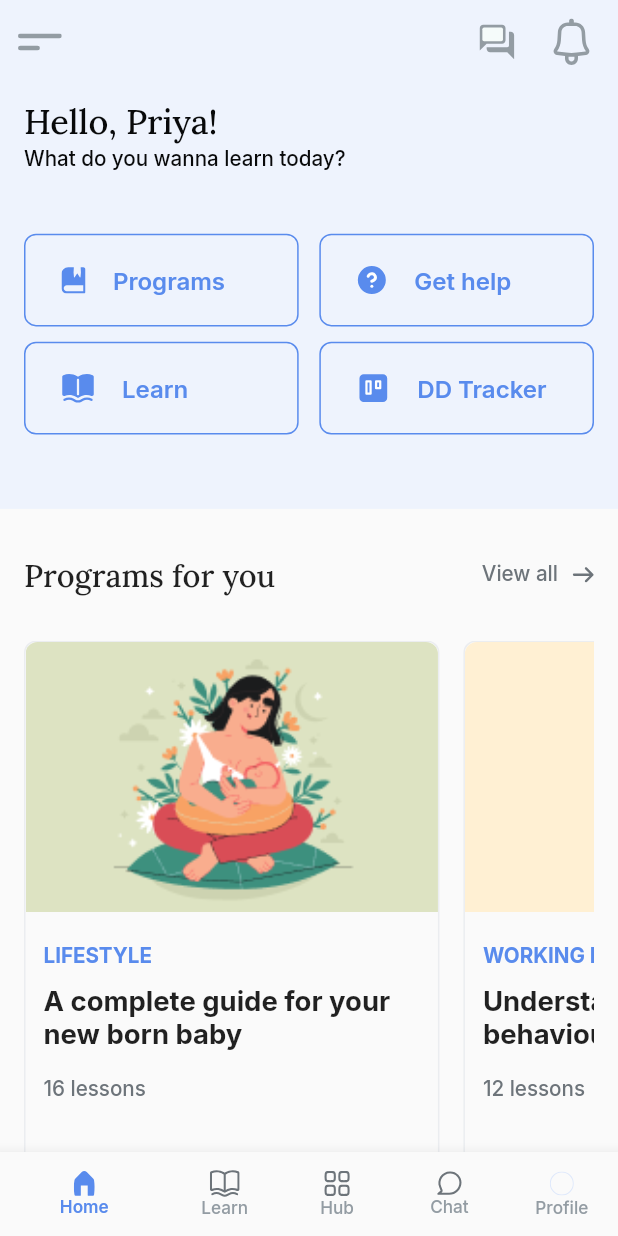
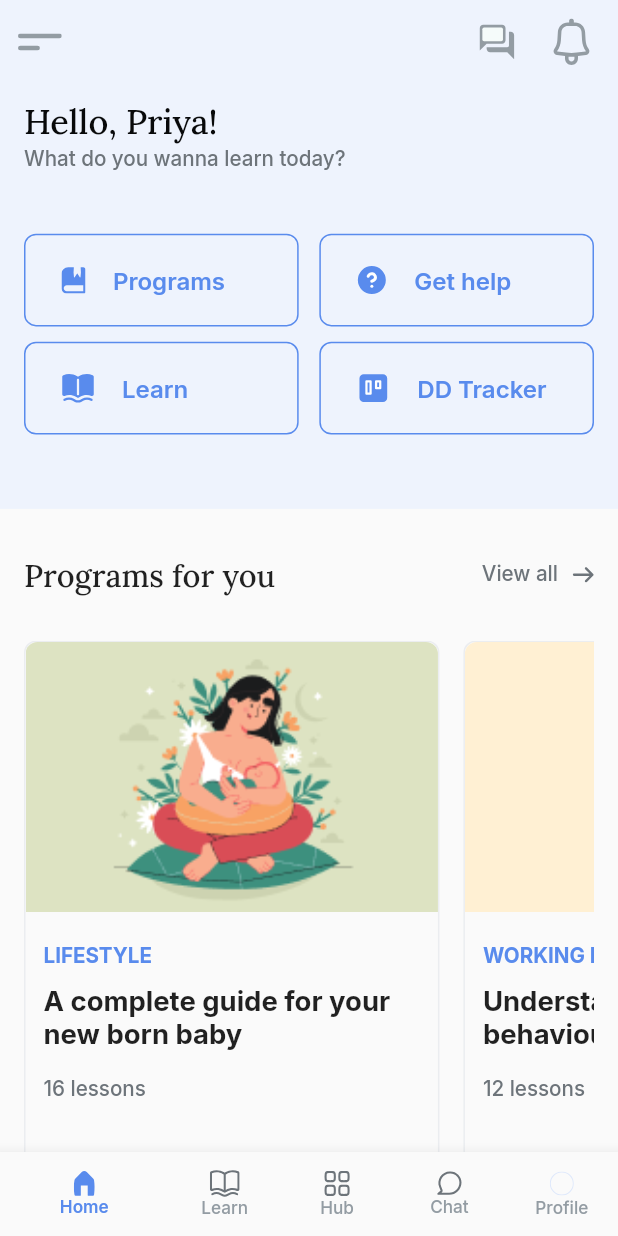
Before and after one commit to Ratnadeep01/flutter_task_1, a Flutter app: the screen it shows after launch, on a phone screen of 412 x 824 dp. Run offline on Flutter 3.47's test engine with Material 2 defaults, Android fonts, the phone set to English and light mode, and no system bars; our stand-ins replace flutter_screenutil, flutter_svg, google_fonts.

Commit message:
color changed

```diff
--- a/lib/screens/home.screen.dart
+++ b/lib/screens/home.screen.dart
@@ -118,7 +118,7 @@ class _HomeScreenState extends State<HomeScreen> {
                       style: GoogleFonts.inter(
                           fontSize: 12.sp,
                           fontWeight: FontWeight.w500,
-                          color: const Color(0xFF08090A)),
+                          color: const Color(0xFF6D747A)),
                     ),
                     SizedBox(
                       height: 32.h,
```
